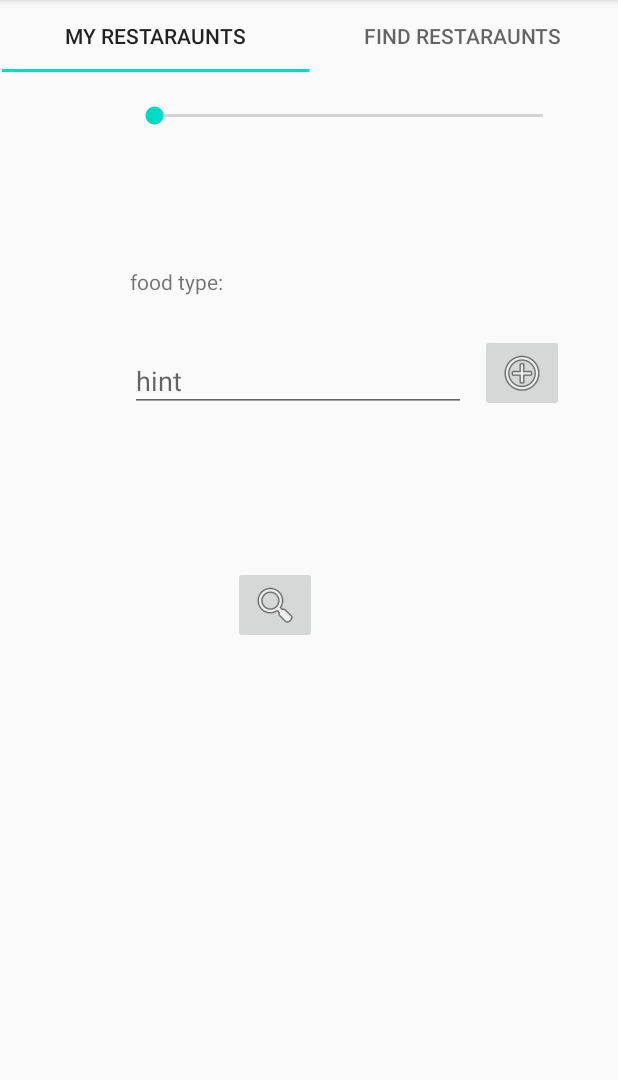
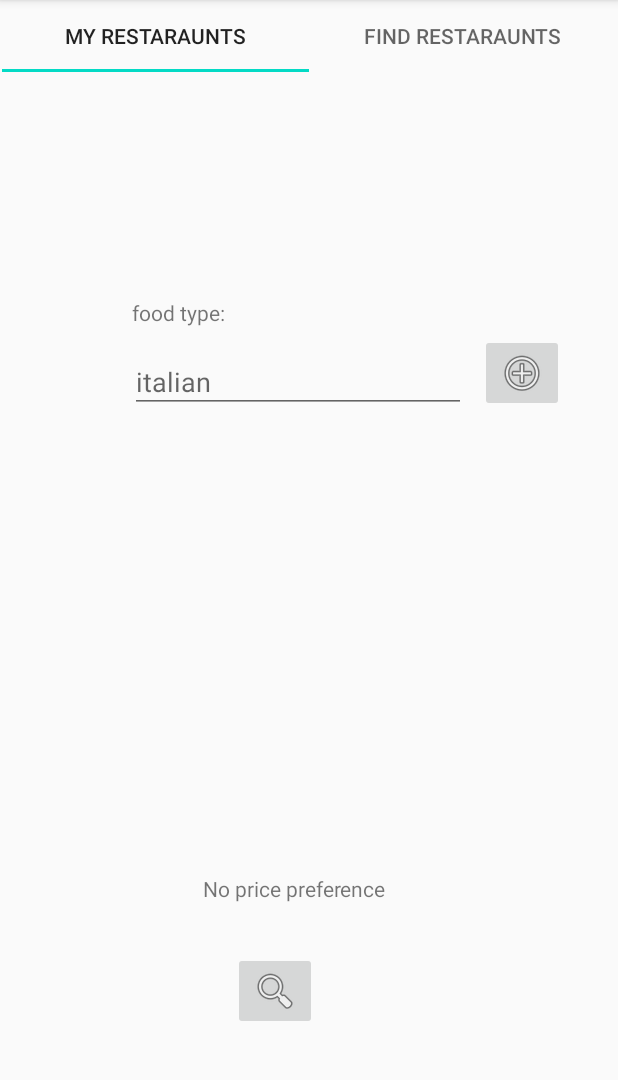
Before and after one commit to Terence21/Movie-Recommendation-Application, an Android app: the fragment ChooseRestaurantsFormFragment placed in its activity, on a phone screen of 412 x 824 dp, the part 84-1164 px from its top. Run offline under Robolectric (Android 15) with nearby library versions, the phone set to English and light mode, and no system bars; 1 statement that could not run was skipped.

Commit message:
chooseRestaurantsFragmentFrom updated to having working layout and implementation of onclicklisteners... not working fully must debug gridview

```diff
--- a/app/src/main/java/temple/edu/yelp_randomizer/fragments/ChooseRestaurantsFormFragment.java
+++ b/app/src/main/java/temple/edu/yelp_randomizer/fragments/ChooseRestaurantsFormFragment.java
@@ -1,11 +1,19 @@
 package temple.edu.yelp_randomizer.fragments;
 
 import android.os.Bundle;
+import android.widget.GridView;
+import android.widget.ImageButton;
+import android.widget.SeekBar;
+import android.widget.TextView;
 import androidx.fragment.app.Fragment;
 import android.view.LayoutInflater;
 import android.view.View;
 import android.view.ViewGroup;
+import com.google.android.material.textfield.TextInputEditText;
 import temple.edu.yelp_randomizer.R;
+import temple.edu.yelp_randomizer.restaraunts.SearchFoodGridViewAdapter;
+
+import java.util.ArrayList;
 
 /**
  * A simple {@link Fragment} subclass.
@@ -21,6 +29,16 @@ public class ChooseRestaurantsFormFragment extends Fragment {
      *      - open (checkbox)
      *      - query (term)
      */
+    TextView priceTextView;
+    TextInputEditText foodSearchText;
+    ImageButton addFoodButton;
+    ImageButton searchChooseRestaurantsButton;
+    SeekBar priceSeekBar;
+    GridView searchFoodGridView;
+    ArrayList<String> queriedFoodTypes;
+
+
+    LaunchChooseRestaurantsListener listener;
     public ChooseRestaurantsFormFragment() {
         // Required empty public constructor
     }
@@ -36,7 +54,7 @@ public class ChooseRestaurantsFormFragment extends Fragment {
     public void onCreate(Bundle savedInstanceState) {
         super.onCreate(savedInstanceState);
         if (getArguments() != null) {
-
+            queriedFoodTypes = new ArrayList<>();
         }
     }
 
@@ -44,6 +62,75 @@ public class ChooseRestaurantsFormFragment extends Fragment {
     public View onCreateView(LayoutInflater inflater, ViewGroup container,
                              Bundle savedInstanceState) {
         // Inflate the layout for this fragment
-        return inflater.inflate(R.layout.fragment_choose_restaurants, container, false);
+
+        View v = inflater.inflate(R.layout.fragment_choose_restaurants, container, false);
+        foodSearchText = v.findViewById(R.id._foodSearchText);
+        addFoodButton = v.findViewById(R.id._addFoodButton);
+        searchChooseRestaurantsButton = v.findViewById(R.id._searchChooseRestaurantsButton);
+        priceSeekBar = v.findViewById(R.id._priceSeekBar);
+        searchFoodGridView = v.findViewById(R.id._searchFoodGridView);
+        priceTextView = v.findViewById(R.id._priceTextView);
+
+        View.OnClickListener imageButtonOCL = new View.OnClickListener() {
+            @Override
+            public void onClick(View view) {
+                if (view == addFoodButton){
+                    queriedFoodTypes.add(foodSearchText.getText().toString());
+                    ((SearchFoodGridViewAdapter)searchFoodGridView.getAdapter()).notifyDataSetChanged();
+                    // update grid view to use new arraylist.. notify dataset change
+                }else if (view == searchChooseRestaurantsButton){
+                    listener.searchChooseRestaurants(queriedFoodTypes, priceTextView.toString());
+                }
+            }
+        };
+
+        priceSeekBar.setOnSeekBarChangeListener(new SeekBar.OnSeekBarChangeListener() {
+            @Override
+            public void onProgressChanged(SeekBar seekBar, int i, boolean b) {
+                priceTextView.setText(getDollarString(seekBar.getMax() , i));
+            }
+
+            @Override
+            public void onStartTrackingTouch(SeekBar seekBar) {
+
+            }
+
+            @Override
+            public void onStopTrackingTouch(SeekBar seekBar) { // https://stackoverflow.com/questions/13797807/android-how-to-add-intervals-texts-in-a-seekbar
+                int currentProgress = seekBar.getMax() / 5;
+
+                int lastSelected = Math.round(seekBar.getProgress() / currentProgress) * currentProgress;
+                int nextDot = lastSelected + currentProgress;
+                int mid = lastSelected + (currentProgress / 2);
+
+                if (seekBar.getProgress() > mid){
+                    seekBar.setProgress(nextDot);
+                }else{
+                    seekBar.setProgress(lastSelected);
+                }
+            }
+        });
+
+        searchFoodGridView.setAdapter(new SearchFoodGridViewAdapter(getContext(), queriedFoodTypes));
+
+
+        return v;
+    }
+
+    private String getDollarString(int max, int selected){
+        StringBuilder sb = new StringBuilder();
+        int quotient = max / selected;
+        for (int i = 0; i<= quotient; i++){
+            sb.append('$');
+        }
+        return sb.toString();
+    }
+
+
+
+
+
+    public interface LaunchChooseRestaurantsListener{
+        public void searchChooseRestaurants(ArrayList<String> selectors, String price);
     }
 }
--- /dev/null
+++ b/app/src/main/java/temple/edu/yelp_randomizer/restaraunts/SearchFoodGridViewAdapter.java
@@ -0,0 +1,47 @@
+package temple.edu.yelp_randomizer.restaraunts;
+
+import android.content.Context;
+import android.view.View;
+import android.view.ViewGroup;
+import android.widget.BaseAdapter;
+import android.widget.TextView;
+
+import java.util.ArrayList;
+
+public class SearchFoodGridViewAdapter extends BaseAdapter {
+    ArrayList<String> selectors;
+    Context context;
+    public SearchFoodGridViewAdapter(Context context, ArrayList<String> selectors){
+        this.context = context;
+        this.selectors = selectors;
+    }
+
+    @Override
+    public int getCount() {
+        return selectors.size();
+    }
+
+    @Override
+    public Object getItem(int i) {
+        return selectors.get(i);
+    }
+
+    @Override
+    public long getItemId(int i) {
+        return 0;
+    }
+
+    @Override
+    public View getView(int i, View view, ViewGroup viewGroup) {
+        TextView textView;
+        if (view != null){
+            textView = (TextView) view;
+        }else{
+            textView = new TextView(context);
+        }
+
+        textView.setLines(5);
+        textView.setText(selectors.get(i).toUpperCase());
+        return textView;
+    }
+}
--- a/app/src/main/res/layout/fragment_choose_restaurants.xml
+++ b/app/src/main/res/layout/fragment_choose_restaurants.xml
@@ -7,49 +7,61 @@
     <ImageButton
             android:src="@android:drawable/ic_menu_add"
             android:layout_width="wrap_content"
-            android:layout_height="wrap_content" android:id="@+id/imageButton"
+            android:layout_height="wrap_content" android:id="@+id/_addFoodButton"
             app:layout_constraintTop_toTopOf="parent"
             android:layout_marginTop="156dp" android:layout_marginEnd="34dp" app:layout_constraintEnd_toEndOf="parent"/>
-    <GridView
-            android:layout_width="294dp"
-            android:layout_height="292dp" android:layout_marginBottom="25dp"
-            app:layout_constraintBottom_toTopOf="@+id/seekBar" app:layout_constraintStart_toStartOf="parent"
-            android:layout_marginStart="86dp" android:layout_marginEnd="31dp"
-            app:layout_constraintEnd_toEndOf="parent" android:layout_marginTop="25dp"
-            app:layout_constraintTop_toBottomOf="@+id/imageButton"/>
     <ImageButton
             android:src="@android:drawable/ic_menu_search"
             android:layout_width="wrap_content"
-            android:layout_height="wrap_content" android:id="@+id/imageButton2"
-            android:layout_marginTop="39dp"
-            app:layout_constraintTop_toBottomOf="@+id/seekBar" app:layout_constraintBottom_toBottomOf="parent"
-            android:layout_marginBottom="71dp" android:layout_marginEnd="201dp"
+            android:layout_height="wrap_content" android:id="@+id/_searchChooseRestaurantsButton"
+            android:layout_marginEnd="201dp"
             app:layout_constraintEnd_toEndOf="parent" app:layout_constraintStart_toStartOf="parent"
-            android:layout_marginStart="155dp"/>
+            android:layout_marginStart="155dp" app:layout_constraintBottom_toBottomOf="parent"
+            android:layout_marginBottom="63dp"/>
     <com.google.android.material.textfield.TextInputLayout
             android:layout_width="224dp"
             android:layout_height="50dp"
-            android:layout_marginTop="23dp" app:layout_constraintTop_toBottomOf="@+id/textView3"
             app:layout_constraintStart_toStartOf="parent" android:layout_marginStart="86dp"
-            app:layout_constraintEnd_toStartOf="@+id/imageButton" android:layout_marginEnd="11dp"
-            android:layout_marginBottom="25dp" app:layout_constraintBottom_toTopOf="@+id/_dynamic">
+            app:layout_constraintEnd_toStartOf="@+id/_addFoodButton" android:layout_marginEnd="11dp"
+            android:layout_marginTop="3dp" app:layout_constraintTop_toBottomOf="@+id/textView3"
+            android:id="@+id/textInputLayout">
 
         <com.google.android.material.textfield.TextInputEditText
                 android:layout_width="match_parent"
                 android:layout_height="wrap_content"
-                android:hint="hint"/>
+                android:hint="italian" android:id="@+id/_foodSearchText"/>
     </com.google.android.material.textfield.TextInputLayout>
     <TextView
             android:text="food type:"
             android:layout_width="68dp"
             android:layout_height="23dp"
             app:layout_constraintTop_toTopOf="parent"
-            android:layout_marginTop="111dp" app:layout_constraintStart_toStartOf="parent"
+            android:layout_marginTop="132dp" app:layout_constraintStart_toStartOf="parent"
             android:layout_marginStart="86dp" android:layout_marginEnd="257dp"
-            app:layout_constraintEnd_toEndOf="parent" android:id="@+id/textView3"/>
+            app:layout_constraintEnd_toEndOf="parent" android:id="@+id/textView3"
+            app:layout_constraintHorizontal_bias="0.0"/>
     <SeekBar
-            android:layout_width="291dp"
-            android:layout_height="21dp" android:id="@+id/seekBar" tools:layout_editor_absoluteY="549dp"
-            android:layout_marginEnd="34dp" app:layout_constraintEnd_toEndOf="parent"
-            app:layout_constraintStart_toStartOf="parent" android:layout_marginStart="86dp"/>
+            android:layout_width="261dp"
+            android:layout_height="21dp" android:id="@+id/_priceSeekBar"
+            app:layout_constraintStart_toStartOf="parent" android:layout_marginStart="80dp"
+            android:layout_marginBottom="39dp"
+            app:layout_constraintBottom_toTopOf="@+id/_searchChooseRestaurantsButton"
+            android:layout_marginEnd="70dp" app:layout_constraintEnd_toEndOf="parent"
+            app:layout_constraintHorizontal_bias="1.0"
+            android:layout_marginTop="23dp" app:layout_constraintTop_toBottomOf="@+id/_priceTextView" android:max="5"/>
+    <GridView
+            android:layout_width="253dp"
+            android:layout_height="231dp" android:layout_marginTop="24dp"
+            app:layout_constraintTop_toBottomOf="@+id/_addFoodButton" app:layout_constraintStart_toStartOf="parent"
+            android:layout_marginStart="83dp" android:layout_marginEnd="16dp"
+            app:layout_constraintEnd_toEndOf="parent" app:layout_constraintHorizontal_bias="0.0"
+            android:id="@+id/_searchFoodGridView"/>
+    <TextView
+            android:text="No price preference"
+            android:layout_width="wrap_content"
+            android:layout_height="wrap_content" android:id="@+id/_priceTextView"
+            android:layout_marginEnd="176dp" app:layout_constraintEnd_toEndOf="parent"
+            app:layout_constraintStart_toStartOf="parent" android:layout_marginStart="177dp"
+            app:layout_constraintTop_toTopOf="parent" android:layout_marginTop="516dp"
+            app:layout_constraintHorizontal_bias="0.661"/>
 </androidx.constraintlayout.widget.ConstraintLayout>
```
